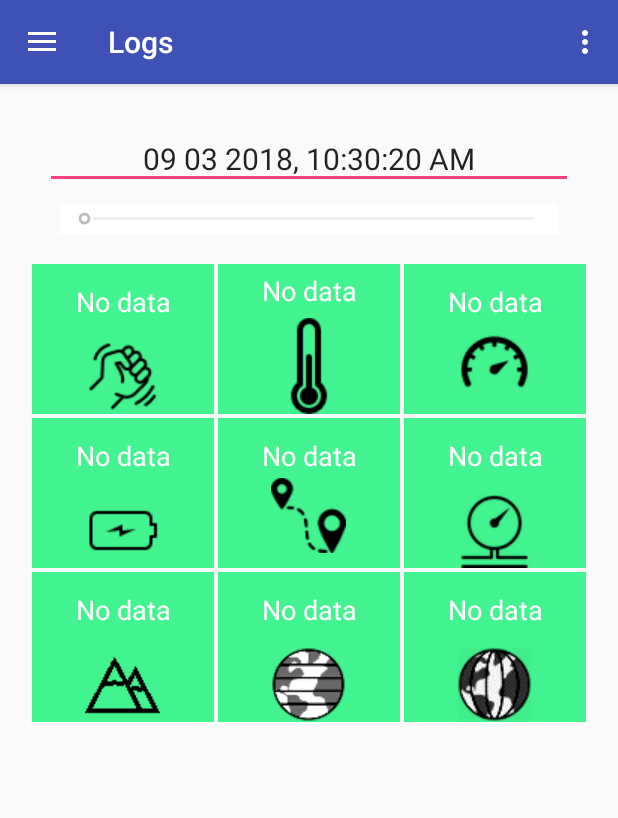
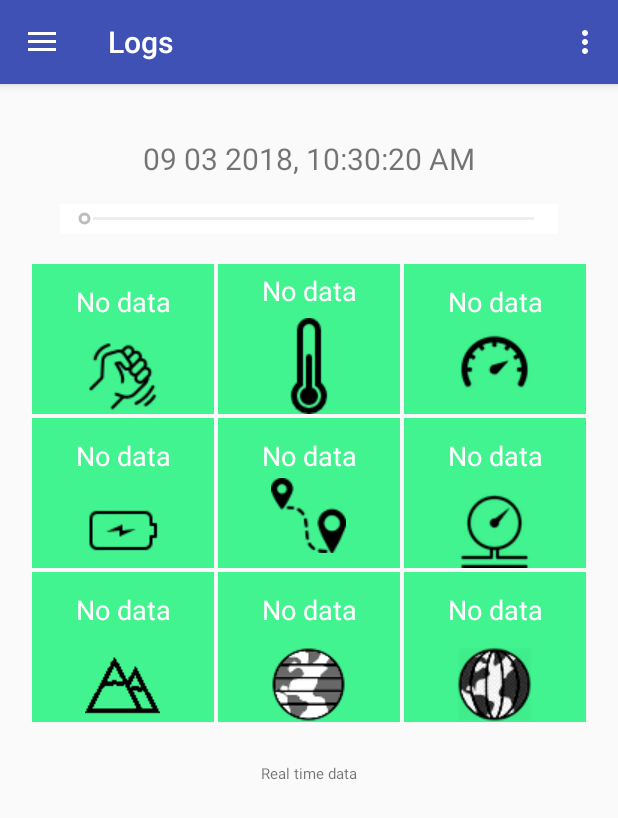
Before and after one commit to awetg/badbadtrack, an Android app: the screen it shows after launch (MainActivity), in the side drawer, after a tap on "Logs", on a phone screen of 412 x 824 dp. Shown: the top 818 px of the screen. Run offline under Robolectric (Android 15) with nearby library versions, the phone set to English and light mode, and no system bars; 2 statements that could not run were skipped.

Commit message:
Logs working 100%

```diff
--- a/app/src/main/java/com/example/manuel/thingseedemo/TrackService.java
+++ b/app/src/main/java/com/example/manuel/thingseedemo/TrackService.java
@@ -66,7 +66,7 @@ public class TrackService extends Service {
         startNotification();
 
         trackData.start(10000);
-        DataStorage.setTrackData(trackData);
+        DataStorage.setTrackData(trackData, trackName);
 
         if (handlerThread.isAlive() || handlerThread.getState() != Thread.State.NEW) {
             try {
@@ -128,6 +128,8 @@ public class TrackService extends Service {
         Log.d("SERVICE CLASS: " ,"TRACK DATA IS NULL: " + (trackName==null));
 
         DataStorage.storeData(trackData,trackName);
+        DataStorage.setTrackData(null);
+        DataStorage.setCurrentlyRecording(false);
         notificationManager.cancel(NOTIFICATION_ID);
         handlerThread.quitSafely();
         super.onDestroy();
--- a/app/src/main/java/com/example/manuel/thingseedemo/fragments/Logs.java
+++ b/app/src/main/java/com/example/manuel/thingseedemo/fragments/Logs.java
@@ -4,6 +4,7 @@ import android.app.Activity;
 import android.os.Handler;
 import android.os.Looper;
 import android.os.Message;
+import android.provider.ContactsContract;
 import android.support.v4.app.Fragment;
 import android.content.SharedPreferences;
 import android.os.Bundle;
@@ -42,7 +43,7 @@ public class Logs extends Fragment {
     private RealTimeRecorder realTimeRecorder;
 
     private View myView;
-    private EditText tdate;
+    private TextView tdate, tstatus;
     private SeekBar timeSeekBar;
     //private long startTimestamp = 0;
 //    private long realStartTimestamp = 0;
@@ -63,6 +64,7 @@ public class Logs extends Fragment {
             realTimeRecorder.start(handler);
             isRealtime = true;
             timeSeekBar.setEnabled(false);
+            tstatus.setText("Real time data");
         } else if (DataStorage.isRealtime()) {
 
         }
@@ -73,6 +75,12 @@ public class Logs extends Fragment {
                 realTimeRecorder = null;
             }
             trackData = DataStorage.getTrackData();
+            String trackName = DataStorage.getCachedFileName();
+            if (DataStorage.currentlyRecording())
+                tstatus.setText("Recording track " + trackName + "\n End the recording to go back in real time mode");
+            else
+                tstatus.setText("Showing data recorded in track " + trackName + "\n Stop the track to go back in real time mode");
+
             timeSeekBar.setEnabled(true);
         }
     }
@@ -98,6 +106,7 @@ public class Logs extends Fragment {
         );*/
 
         tdate = myView.findViewById(R.id.date);
+        tstatus = myView.findViewById(R.id.status);
         timeSeekBar = myView.findViewById(R.id.mainSeekBar);
         timeSeekBar.setProgress(0);
         long startTimestamp = System.currentTimeMillis();
@@ -106,6 +115,8 @@ public class Logs extends Fragment {
         tdate.setText(beginningMessage);
 
         checkAndRefreshState();
+
+        showDataAtTime(progressToTimestamp());
 
         timeSeekBar.setOnSeekBarChangeListener(
                 new SeekBar.OnSeekBarChangeListener() {
--- a/app/src/main/res/layout/logs.xml
+++ b/app/src/main/res/layout/logs.xml
@@ -7,7 +7,7 @@
     android:orientation="vertical"
     android:padding="20dp"
     tools:context="com.example.manuel.thingseedemo.fragments.Logs">
-    <EditText
+    <TextView
         android:id="@+id/date"
         android:layout_width="match_parent"
         android:layout_height="40dp"
@@ -174,4 +174,16 @@
 
     </LinearLayout>
 
+    <TextView
+        android:id="@+id/status"
+        android:layout_width="match_parent"
+        android:layout_height="40dp"
+        android:gravity="center"
+        android:layout_gravity="center_horizontal"
+        android:textSize="10dp"
+        android:padding="5dp"
+        android:layout_margin="12dp"
+        android:text=""/>
+
+
 </LinearLayout>
```
Also changed, not shown: app/src/main/java/com/example/manuel/thingseedemo/fragments/Track.java (+4 -4 lines), app/src/main/java/com/example/manuel/thingseedemo/util/DataStorage.java (+14 -0 lines).
